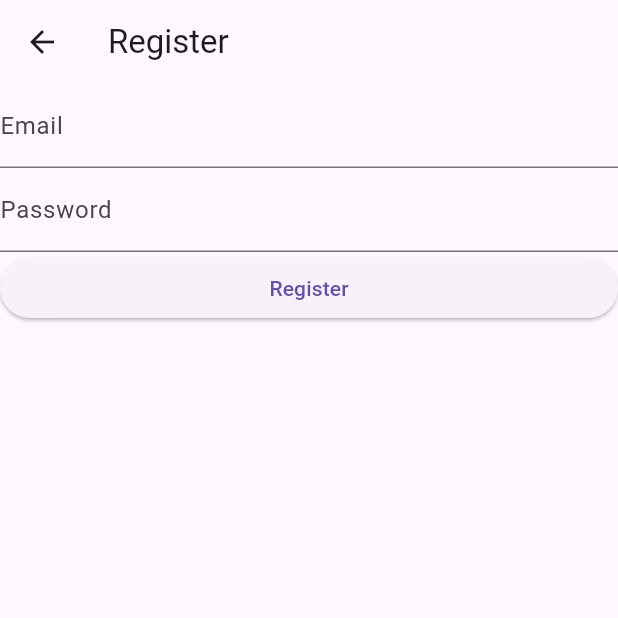
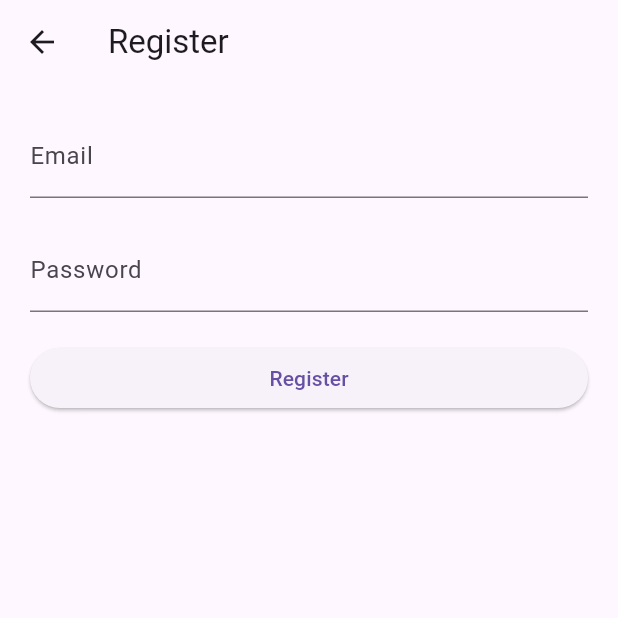
Before and after one commit to flagrantii/Flutter-Authentication, a Flutter app: the RegisterScreen screen opened directly, after a tap on "Register", on a phone screen of 412 x 824 dp, the top half of it. Run offline on Flutter 3.47's test engine with Material 3 defaults, Android fonts, the phone set to English and light mode, and no system bars.

Commit message:
Create Register Form

```diff
--- a/lib/screen/register.dart
+++ b/lib/screen/register.dart
@@ -1,4 +1,5 @@
 import 'package:flutter/material.dart';
+import 'package:untitled/model/profile.dart';
 
 class RegisterScreen extends StatefulWidget {
   const RegisterScreen({super.key});
@@ -8,6 +9,9 @@ class RegisterScreen extends StatefulWidget {
 }
 
 class _RegisterScreenState extends State<RegisterScreen> {
+  final formKey = GlobalKey<FormState>();
+  Profile profile = Profile(email: '', password: '');
+
   @override
   Widget build(BuildContext context) {
     return Scaffold(
@@ -15,7 +19,11 @@ class _RegisterScreenState extends State<RegisterScreen> {
           title: const Text('Register'),
         ),
         body: Container(
+          child: Padding(
+            padding: const EdgeInsets.all(20),
             child: Form(
+              key: formKey,
+              child: SingleChildScrollView(
                 child: Column(
                   children: [
                     TextFormField(
@@ -23,23 +31,44 @@ class _RegisterScreenState extends State<RegisterScreen> {
                         labelText: 'Email',
                         hintText: 'Enter your email',
                       ),
+                      keyboardType: TextInputType.emailAddress,
+                      onSaved: (String? value) {
+                        profile.email = value!;
+                      },
+                    ),
+                    const SizedBox(
+                      height: 20,
                     ),
                     TextFormField(
                       decoration: const InputDecoration(
                         labelText: 'Password',
                         hintText: 'Enter your password',
                       ),
+                      obscureText: true,
+                      onSaved: (String? value) {
+                        profile.password = value!;
+                      },
+                    ),
+                    const SizedBox(
+                      height: 20,
                     ),
                     SizedBox(
                       width: double.infinity,
                       child: ElevatedButton(
-                    onPressed: () {},
+                        onPressed: () {
+                          formKey.currentState?.save();
+                          print(
+                              "email = ${profile.email} , password = ${profile.password}");
+                          formKey.currentState?.reset();
+                        },
                         child: const Text('Register'),
                       ),
                     ),
                   ],
                 ),
               ),
+            ),
+          ),
         ));
   }
 }
```
Lines whose indentation alone changed are shown as unchanged.
